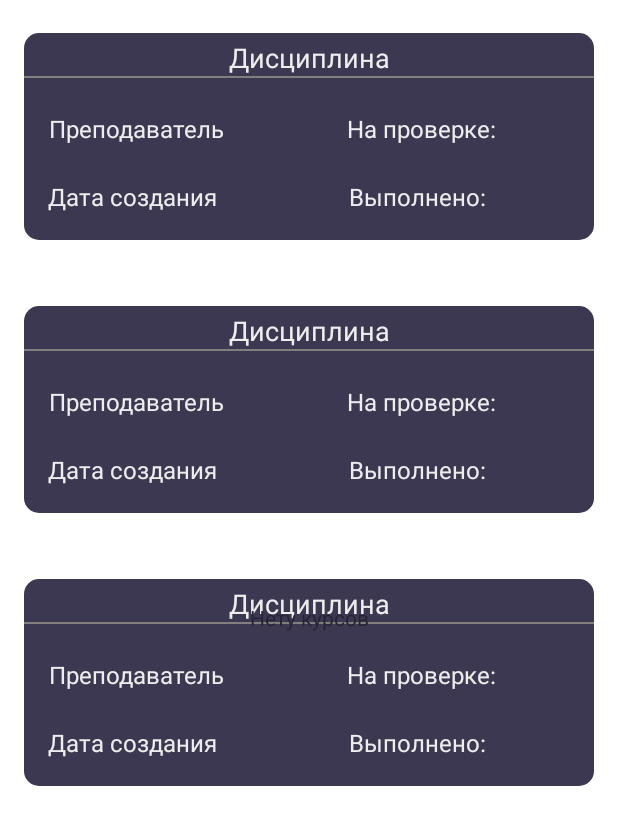
After one commit to whiskers888/Alexandria, an Android app: the layout fragment_list_course.xml on its own in the app's theme, with its tools: preview values and no code run, on a phone screen of 412 x 824 dp. The commit adds this screen. Shown: the top 825 px of the screen. Run offline under Robolectric (Android 15) with nearby library versions, the phone set to English and light mode, and no system bars.

Commit message:
#UPDATE Начало реализации Курсов

```diff
--- a/app/src/main/java/com/example/Alexandria/ui/objects/AppDrawer.kt
+++ b/app/src/main/java/com/example/Alexandria/ui/objects/AppDrawer.kt
@@ -8,6 +8,7 @@ import androidx.drawerlayout.widget.DrawerLayout
 import com.example.Alexandria.R
 import com.example.Alexandria.utilits.APP_ACTIVITY
 import com.example.Alexandria.database.responseInfoStud
+import com.example.Alexandria.ui.screens.course.CourseFragment
 import com.example.Alexandria.ui.screens.grade_book.GradeBookFragment
 import com.example.Alexandria.ui.screens.profile_user.ProfileFragment
 import com.example.Alexandria.ui.screens.tab_mail.ViewPagerFragment
@@ -113,6 +114,7 @@ class AppDrawer {
         when (position) {
             1 -> replaceFragment(ProfileFragment())
             2 -> replaceFragment(ViewPagerFragment())
+            3 -> replaceFragment(CourseFragment())
             4 -> replaceFragment(GradeBookFragment())
         }
     }
--- a/app/src/main/res/drawable/btn_try_internet.xml
+++ b/app/src/main/res/drawable/btn_try_internet.xml
@@ -1,13 +1,11 @@
 <?xml version="1.0" encoding="utf-8"?>
 <inset xmlns:android="http://schemas.android.com/apk/res/android"
     android:insetBottom="6dp"
-    android:insetLeft="4dp"
-    android:insetRight="4dp"
     android:insetTop="6dp">
     <ripple android:color="?attr/colorControlHighlight">
         <item>
             <shape android:shape="rectangle"
-                android:tint="@color/colorPrimary">
+                android:tint="@color/colorPrimaryLight">
                 <corners android:radius="10dp"/>
                 <solid android:color="#1a237e"/>
                 <padding android:bottom="6dp"/>
--- /dev/null
+++ b/app/src/main/res/layout/fragment_list_course.xml
@@ -0,0 +1,26 @@
+<?xml version="1.0" encoding="utf-8"?>
+<androidx.constraintlayout.widget.ConstraintLayout xmlns:android="http://schemas.android.com/apk/res/android"
+    android:layout_width="match_parent"
+    android:layout_height="match_parent"
+    xmlns:tools="http://schemas.android.com/tools"
+    xmlns:app="http://schemas.android.com/apk/res-auto">
+
+    <androidx.recyclerview.widget.RecyclerView
+        android:id="@+id/list_course"
+        android:layout_width="match_parent"
+        android:layout_height="match_parent"
+        tools:listitem="@layout/item_course"
+
+        app:layoutManager="androidx.recyclerview.widget.LinearLayoutManager"
+        />
+
+    <TextView
+        android:id="@+id/no_course"
+        android:layout_width="match_parent"
+        android:layout_height="match_parent"
+        android:textAlignment="gravity"
+        android:gravity="center"
+        android:visibility="visible"
+        android:textColor="@color/colorPrimary"
+        android:text="Нету курсов"/>
+</androidx.constraintlayout.widget.ConstraintLayout>
--- /dev/null
+++ b/app/src/main/res/layout/item_course.xml
@@ -0,0 +1,93 @@
+<?xml version="1.0" encoding="utf-8"?>
+<androidx.constraintlayout.widget.ConstraintLayout xmlns:android="http://schemas.android.com/apk/res/android"
+    xmlns:app="http://schemas.android.com/apk/res-auto"
+    android:layout_width="match_parent"
+    style="@style/settingsButtons"
+    android:layout_margin="@dimen/app_margin"
+    android:layout_height="150dp">
+
+
+    <ImageView
+        android:id="@+id/card_holder"
+        android:layout_width="match_parent"
+        android:layout_height="0dp"
+        android:src="@drawable/btn_try_internet"
+        app:layout_constraintBottom_toBottomOf="parent"
+        app:layout_constraintStart_toStartOf="parent"
+        app:layout_constraintTop_toTopOf="parent" />
+
+    <TextView
+        android:id="@+id/item_course_dis"
+        android:textSize="18sp"
+        android:layout_marginTop="@dimen/app_small_margin"
+        android:layout_width="match_parent"
+        android:text="Дисциплина"
+        android:maxLines="2"
+        android:textColor="@color/colorAccentSmallDark"
+        android:textAlignment="center"
+        app:layout_constraintStart_toStartOf="parent"
+        app:layout_constraintEnd_toEndOf="parent"
+        app:layout_constraintTop_toTopOf="parent"
+        android:layout_height="0dp" />
+
+    <View
+        android:layout_width="wrap_content"
+        android:layout_height="1dp"
+        android:background="@color/colorGrey"
+        app:layout_constraintEnd_toEndOf="@id/card_holder"
+        app:layout_constraintStart_toStartOf="@id/card_holder"
+        app:layout_constraintTop_toBottomOf="@id/item_course_dis" />
+
+
+    <TextView
+        android:id="@+id/item_course_wait"
+        style="@style/normalText"
+        android:layout_width="wrap_content"
+        android:layout_height="wrap_content"
+        android:maxWidth="150dp"
+        android:text="На проверке:"
+        android:textColor="@color/colorAccentSmallDark"
+        app:layout_constraintBottom_toTopOf="@+id/item_course_time"
+        app:layout_constraintEnd_toEndOf="parent"
+        app:layout_constraintStart_toEndOf="@id/item_course_prepod"
+        app:layout_constraintTop_toBottomOf="@+id/item_course_dis"
+        app:layout_goneMarginStart="0dp" />
+
+    <TextView
+        android:id="@+id/item_course_sucs_task"
+        style="@style/normalText"
+        android:layout_width="wrap_content"
+        android:layout_height="wrap_content"
+        android:maxWidth="150dp"
+        android:text="Выполнено:"
+        android:textColor="@color/colorAccentSmallDark"
+        app:layout_constraintEnd_toEndOf="parent"
+        app:layout_constraintTop_toBottomOf="@id/item_course_wait"
+        app:layout_constraintBottom_toBottomOf="parent"
+        app:layout_constraintStart_toEndOf="@+id/item_course_time"
+        app:layout_goneMarginStart="0dp" />
+
+    <TextView
+        android:id="@+id/item_course_prepod"
+        style="@style/normalText"
+        android:maxWidth="120dp"
+        android:maxLines="2"
+        android:layout_marginStart="@dimen/app_margin"
+        android:text="Преподаватель"
+        android:textColor="@color/colorAccentSmallDark"
+        android:textAlignment="center"
+        app:layout_constraintBottom_toTopOf="@id/item_course_time"
+        app:layout_constraintStart_toStartOf="parent"
+        app:layout_constraintTop_toBottomOf="@id/item_course_dis" />
+    <TextView
+        android:id="@+id/item_course_time"
+        style="@style/normalText"
+        android:maxWidth="120dp"
+        android:layout_marginStart="@dimen/app_margin"
+        android:text="Дата создания"
+        android:textColor="@color/colorAccentSmallDark"
+        android:textAlignment="center"
+        app:layout_constraintBottom_toBottomOf="parent"
+        app:layout_constraintStart_toStartOf="parent"
+        app:layout_constraintTop_toBottomOf="@id/item_course_prepod" />
+</androidx.constraintlayout.widget.ConstraintLayout>
--- a/app/src/main/res/values/colors.xml
+++ b/app/src/main/res/values/colors.xml
@@ -3,6 +3,7 @@
     <color name="colorPrimary">#262335</color>
     <color name="white">#262335</color>
     <color name="colorPrimaryDark">#E6000000</color>
+    <color name="colorPrimaryLight">#3D3851</color>
     <color name="colorAccent">#FFFFFF</color>
     <color name="colorAccentDark">#D1CDCD</color>
     <color name="colorAccentSmallDark">#EDEDED</color>
```
Also changed, not shown: app/src/main/java/com/example/Alexandria/database/databaseVar.kt (+5 -2 lines), app/src/main/java/com/example/Alexandria/database/requestFun.kt (+24 -4 lines), app/src/main/java/com/example/Alexandria/requestDataClass/listCours.kt (+26 -24 lines), app/src/main/java/com/example/Alexandria/ui/screens/course/CourseAdapter.kt (added, +72 -0 lines), app/src/main/java/com/example/Alexandria/ui/screens/course/CourseFragment.kt (added, +36 -0 lines).
